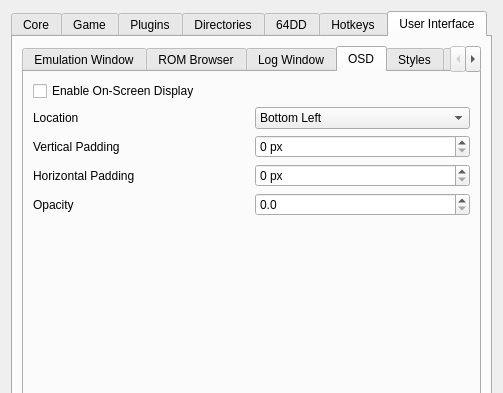
The window that Source/RMG/UserInterface/Dialog/SettingsDialog.ui (Rosalie241/RMG) describes before a commit, drawn with Qt 5; both pictures show x 0 to 503 and y 0 to 393 of the 503 by 668 pixel window.
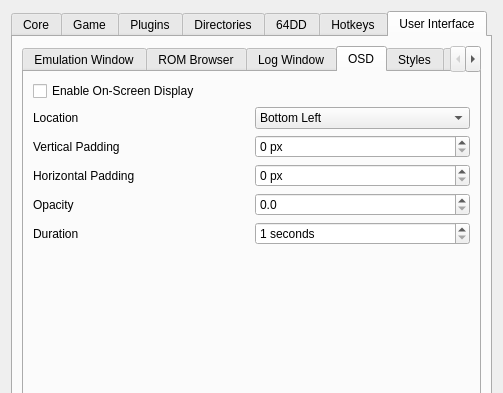
The same window after the commit. The open tabs and pages were chosen to show the change. Icons and pictures are not drawn. Custom widgets are drawn as their Qt base class.

Commit message: RMG: expose & use GUI_OnScreenDisplayDuration setting

```diff
--- a/Source/RMG/UserInterface/Dialog/SettingsDialog.ui
+++ b/Source/RMG/UserInterface/Dialog/SettingsDialog.ui
@@ -2227,6 +2227,27 @@
                  </item>
                 </layout>
                </item>
+               <item>
+                <layout class="QHBoxLayout" name="horizontalLayout_12">
+                 <item>
+                  <widget class="QLabel" name="label_11">
+                   <property name="text">
+                    <string>Duration</string>
+                   </property>
+                  </widget>
+                 </item>
+                 <item>
+                  <widget class="QSpinBox" name="osdDurationSpinBox">
+                   <property name="suffix">
+                    <string> seconds</string>
+                   </property>
+                   <property name="minimum">
+                    <number>1</number>
+                   </property>
+                  </widget>
+                 </item>
+                </layout>
+               </item>
                <item>
                 <spacer name="verticalSpacer_17">
                  <property name="orientation">
```
The commit also changes 2 other files.
